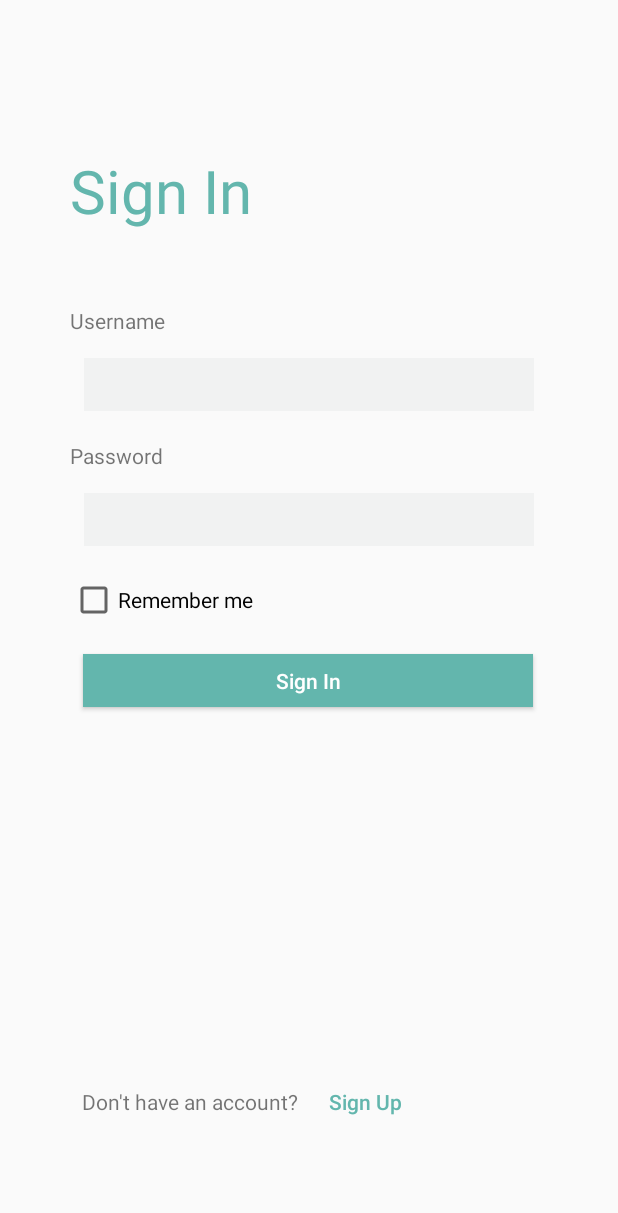
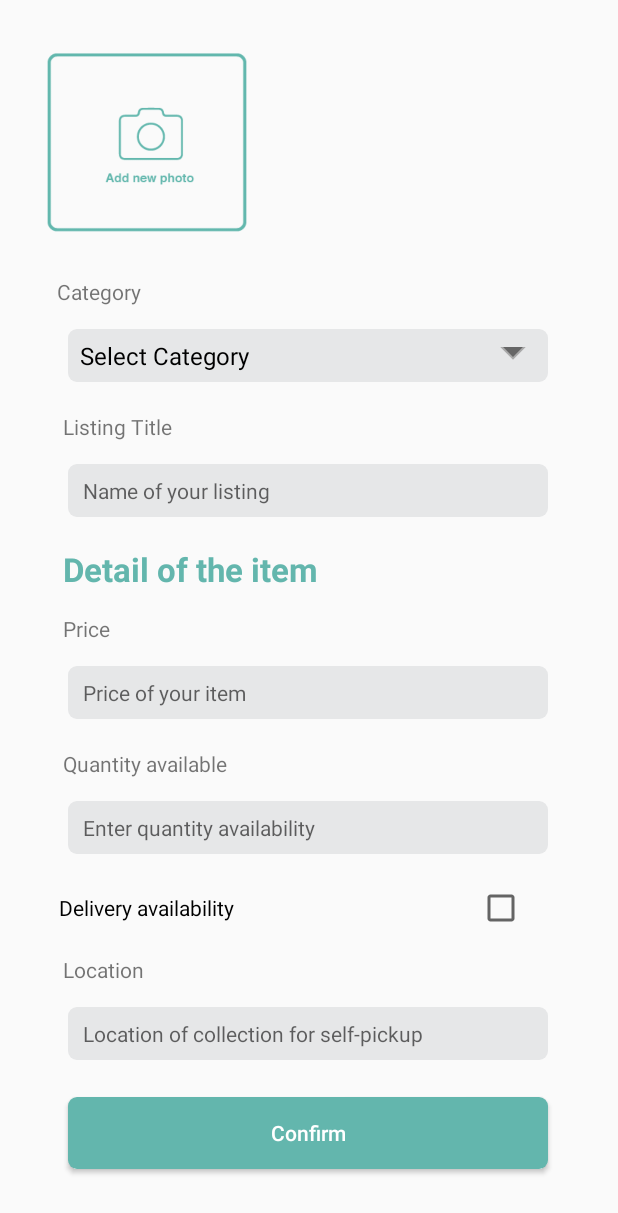
Before and after one commit to zqpang001/MTD319_ECA, an Android app: the screen it shows after launch (SignInActivity before the commit, AddNewHostActivity_Task after it), on a phone screen of 412 x 824 dp. Shown: the top 1213 px of the screen. Run offline under Robolectric (Android 15) with nearby library versions, the phone set to English and light mode, and no system bars; libraries missing offline, so code that uses them is left out: com.karumi.dexter; pictures from the network do not load.

Commit message:
v1.6 Half completed for upload image.

```diff
--- a/app/build.gradle
+++ b/app/build.gradle
@@ -41,6 +41,7 @@ dependencies {
     testImplementation 'junit:junit:4.13.2'
     androidTestImplementation 'androidx.test.ext:junit:1.1.3'
     androidTestImplementation 'androidx.test.espresso:espresso-core:3.4.0'
+    implementation 'com.karumi:dexter:6.2.3'
     implementation 'de.hdodenhof:circleimageview:3.1.0'
     implementation 'com.tbuonomo:dotsindicator:4.3'
     implementation 'com.google.code.gson:gson:2.8.6'
--- /dev/null
+++ b/app/src/main/java/com/example/mtd319_tma02/AddNewHostActivity_Task.java
@@ -0,0 +1,163 @@
+package com.example.mtd319_tma02;
+
+import androidx.annotation.Nullable;
+import androidx.appcompat.app.AlertDialog;
+import androidx.appcompat.app.AppCompatActivity;
+
+import android.Manifest;
+import android.content.DialogInterface;
+import android.content.Intent;
+import android.graphics.Bitmap;
+import android.graphics.BitmapFactory;
+import android.net.Uri;
+import android.os.Bundle;
+import android.provider.MediaStore;
+import android.util.Base64;
+import android.view.View;
+import android.widget.AdapterView;
+import android.widget.ArrayAdapter;
+import android.widget.Button;
+import android.widget.CheckBox;
+import android.widget.EditText;
+import android.widget.ImageView;
+import android.widget.Spinner;
+import android.widget.Toast;
+
+import com.karumi.dexter.Dexter;
+import com.karumi.dexter.PermissionToken;
+import com.karumi.dexter.listener.PermissionDeniedResponse;
+import com.karumi.dexter.listener.PermissionGrantedResponse;
+import com.karumi.dexter.listener.PermissionRequest;
+import com.karumi.dexter.listener.single.PermissionListener;
+
+import java.io.ByteArrayOutputStream;
+import java.io.InputStream;
+
+public class AddNewHostActivity_Task extends AppCompatActivity implements AdapterView.OnItemSelectedListener {
+    ImageView imgMain;
+
+    Spinner categorySpinner;
+    ImageView addNewPhoto;
+    EditText listingTitleField;
+    EditText priceTextField;
+    EditText quantityAvailableTextField;
+    CheckBox deliveryCheckBox;
+    EditText locationTextField;
+    Button confirmButton;
+    Bitmap photo;
+    Bitmap bitmap;
+    String encodeImageString;
+    private final int GALLERY_REQ_CODE=1000;
+
+    private static final int CAMERA_REQUEST=1888;
+
+
+    @Override
+    protected void onCreate(Bundle savedInstanceState) {
+        super.onCreate(savedInstanceState);
+        setContentView(R.layout.activity_add_new_host_task);
+
+
+        categorySpinner = findViewById(R.id.categorySpinnerField);
+        addNewPhoto = findViewById(R.id.addNewPhoto);
+        listingTitleField = findViewById(R.id.listingTitleField);
+        priceTextField = findViewById(R.id.priceTextField);
+        quantityAvailableTextField = findViewById(R.id.quantityAvailableTextField);
+        deliveryCheckBox = findViewById(R.id.deliveryCheckBox);
+        locationTextField = findViewById(R.id.locationTextField);
+        confirmButton = findViewById(R.id.confirmButton);
+
+        imgMain=findViewById(R.id.testImage);
+//
+        ArrayAdapter<CharSequence> adapter = ArrayAdapter.createFromResource(this,R.array.category, android.R.layout.simple_spinner_dropdown_item);
+        adapter.setDropDownViewResource(android.R.layout.simple_spinner_dropdown_item);
+        categorySpinner.setAdapter(adapter);
+
+        categorySpinner.setOnItemSelectedListener(this);
+
+//            addNewPhoto.setOnClickListener(new View.OnClickListener() {
+//                @Override
+//                public void onClick(View view) {
+//                    Dexter.withActivity(AddNewHostActivity_Task.this)
+//                            .withPermission(Manifest.permission.READ_EXTERNAL_STORAGE)
+//                            .withListener(new PermissionListener() {
+//                                @Override
+//                                public void onPermissionGranted(PermissionGrantedResponse permissionGrantedResponse) {
+//                                    Intent intent = new Intent(Intent.ACTION_PICK);
+//                                    intent.setType("images/*");
+//                                    startActivityForResult(Intent.createChooser(intent,"Browse Image"),1);
+//                                }
+//
+//                                @Override
+//                                public void onPermissionDenied(PermissionDeniedResponse permissionDeniedResponse) {
+//
+//                                }
+//
+//                                @Override
+//                                public void onPermissionRationaleShouldBeShown(PermissionRequest permissionRequest, PermissionToken permissionToken) {
+//
+//                                }
+//                            }).check();
+//                }
+//            });
+            addNewPhoto.setOnClickListener(new View.OnClickListener() {
+                @Override
+                public void onClick(View view) {
+                    Intent iGallery = new Intent(Intent.ACTION_PICK);
+                    iGallery.setData(MediaStore.Images.Media.EXTERNAL_CONTENT_URI);
+                    startActivityForResult(iGallery,GALLERY_REQ_CODE);
+                }
+            });
+
+
+    }
+
+
+    @Override
+    public void onItemSelected(AdapterView<?> adapterView, View view, int i, long l) {
+        if(adapterView.getItemAtPosition(i).equals("Select Category")){
+            // do nothing
+        }else{
+
+            String choice = adapterView.getItemAtPosition(i).toString();
+            Toast.makeText(getApplicationContext(),choice,Toast.LENGTH_SHORT).show();
+        }
+
+    }
+
+    @Override
+    public void onNothingSelected(AdapterView<?> adapterView) {
+
+    }
+
+//    public void addNewPhoto(View view) {
+//        Intent cameraIntent = new Intent(MediaStore.ACTION_IMAGE_CAPTURE);
+//        startActivityForResult(cameraIntent,CAMERA_REQUEST);
+//    }
+
+
+    @Override
+    protected void onActivityResult(int requestCode, int resultCode, @Nullable Intent data) {
+        super.onActivityResult(requestCode, resultCode, data);
+        if (requestCode==GALLERY_REQ_CODE && resultCode==RESULT_OK){
+            imgMain.setImageURI(data.getData());
+            Uri filepath=data.getData();
+//            try {
+//                InputStream inputStream=getContentResolver().openInputStream(filepath);
+//                bitmap= BitmapFactory.decodeStream(inputStream);
+////                imgMain.setImageBitmap(bitmap);
+//                encodeBitmapImage(bitmap);
+//            }catch (Exception ex){
+//
+//            }
+        }
+    }
+
+    private void encodeBitmapImage(Bitmap bitmap) {
+        ByteArrayOutputStream byteArrayOutputStream=new ByteArrayOutputStream();
+        bitmap.compress(Bitmap.CompressFormat.JPEG,100,byteArrayOutputStream);
+        byte[] bytesofimage=byteArrayOutputStream.toByteArray();
+        encodeImageString=android.util.Base64.encodeToString(bytesofimage, Base64.DEFAULT);
+
+    }
+}
--- /dev/null
+++ b/app/src/main/java/com/example/mtd319_tma02/ListingItem.java
@@ -0,0 +1,23 @@
+package com.example.mtd319_tma02;
+
+import android.graphics.Bitmap;
+
+public class ListingItem {
+    public String category;
+    public String listingTitle;
+    public String price;
+    public String quantity;
+    public String location;
+    public String deliveryAvailability;
+    public Bitmap image;
+
+    public ListingItem(String category, String listingTitle, String price, String quantity, String location, String deliveryAvailability, Bitmap image){
+        this.category=category;
+        this.listingTitle=listingTitle;
+        this.price=price;
+        this.quantity=quantity;
+        this.location=location;
+        this.deliveryAvailability=deliveryAvailability;
+        this.image=image;
+    }
+}
--- /dev/null
+++ b/app/src/main/res/drawable/confirmbutton_bg.xml
@@ -0,0 +1,9 @@
+<?xml version="1.0" encoding="utf-8"?>
+<selector xmlns:android="http://schemas.android.com/apk/res/android">
+    <item>
+        <shape android:shape="rectangle">
+            <solid android:color="@color/teal_600"/>
+            <corners android:radius="6dp" />
+        </shape>
+    </item>
+</selector>
--- /dev/null
+++ b/app/src/main/res/drawable/spinner_bg.xml
@@ -0,0 +1,28 @@
+<?xml version="1.0" encoding="utf-8"?>
+<layer-list xmlns:android="http://schemas.android.com/apk/res/android">
+    <item>
+        <shape android:shape="rectangle">
+            <solid android:color="@color/grey_1"/>
+            <corners android:radius="6dp" />
+        </shape>
+    </item>
+    <item android:gravity="center_vertical|right" android:right="8dp">
+        <layer-list>
+            <item android:width="12dp" android:height="12dp" android:gravity="center" android:bottom="10dp">
+                <rotate
+                    android:fromDegrees="45"
+                    android:toDegrees="45">
+                    <shape android:shape="rectangle">
+                        <solid android:color="#666666" />
+                        <stroke android:color="#aaaaaa" android:width="1dp"/>
+                    </shape>
+                </rotate>
+            </item>
+            <item android:width="30dp" android:height="10dp" android:bottom="21dp" android:gravity="center">
+                <shape android:shape="rectangle">
+                    <solid android:color="@color/grey_1"/>
+                </shape>
+            </item>
+        </layer-list>
+    </item>
+</layer-list>
--- /dev/null
+++ b/app/src/main/res/drawable/textfield_bg.xml
@@ -0,0 +1,9 @@
+<?xml version="1.0" encoding="utf-8"?>
+<selector xmlns:android="http://schemas.android.com/apk/res/android">
+    <item>
+        <shape android:shape="rectangle">
+            <solid android:color="@color/grey_1"/>
+            <corners android:radius="6dp" />
+        </shape>
+    </item>
+</selector>
--- /dev/null
+++ b/app/src/main/res/layout/activity_add_new_host_task.xml
@@ -0,0 +1,191 @@
+<?xml version="1.0" encoding="utf-8"?>
+<androidx.constraintlayout.widget.ConstraintLayout xmlns:android="http://schemas.android.com/apk/res/android"
+    xmlns:app="http://schemas.android.com/apk/res-auto"
+    xmlns:tools="http://schemas.android.com/tools"
+    android:layout_width="match_parent"
+    android:layout_height="match_parent"
+    tools:context=".AddNewHostActivity_Task">
+
+    <ImageView
+        android:id="@+id/addNewPhoto"
+        android:layout_width="145dp"
+        android:layout_height="139dp"
+        android:layout_marginStart="25dp"
+        android:layout_marginTop="25dp"
+        android:onClick="addNewPhoto"
+        app:layout_constraintStart_toStartOf="parent"
+        app:layout_constraintTop_toTopOf="parent"
+        app:srcCompat="@drawable/addnewphoto" />
+
+    <TextView
+        android:id="@+id/category"
+        android:layout_width="wrap_content"
+        android:layout_height="wrap_content"
+        android:layout_marginStart="38dp"
+        android:layout_marginTop="20dp"
+        android:text="Category"
+        app:layout_constraintStart_toStartOf="parent"
+        app:layout_constraintTop_toBottomOf="@+id/addNewPhoto"
+        app:layout_constraintVertical_bias="0.164" />
+
+    <Spinner
+        android:id="@+id/categorySpinnerField"
+        android:layout_width="320dp"
+        android:layout_height="35dp"
+        android:layout_marginTop="15dp"
+        android:entries="@array/category"
+        android:inputType="textPersonName"
+        android:background="@drawable/spinner_bg"
+        app:layout_constraintEnd_toEndOf="parent"
+        app:layout_constraintHorizontal_bias="0.495"
+        app:layout_constraintStart_toStartOf="parent"
+        app:layout_constraintTop_toBottomOf="@+id/category" />
+
+    <TextView
+        android:id="@+id/listingTitle"
+        android:layout_width="wrap_content"
+        android:layout_height="wrap_content"
+        android:layout_marginStart="4dp"
+        android:layout_marginTop="20dp"
+        android:text="Listing Title"
+        app:layout_constraintStart_toStartOf="@+id/category"
+        app:layout_constraintTop_toBottomOf="@+id/categorySpinnerField" />
+
+    <EditText
+        android:id="@+id/listingTitleField"
+        android:layout_width="320dp"
+        android:layout_height="35dp"
+        android:layout_marginTop="15dp"
+        android:inputType="textPersonName"
+        android:background="@drawable/textfield_bg"
+        android:hint="Name of your listing"
+        android:paddingLeft="10dp"
+        android:textSize="14dp"
+        app:layout_constraintEnd_toEndOf="parent"
+        app:layout_constraintHorizontal_bias="0.495"
+        app:layout_constraintStart_toStartOf="parent"
+        app:layout_constraintTop_toBottomOf="@+id/listingTitle" />
+
+    <TextView
+        android:id="@+id/detailOfItem"
+        android:layout_width="wrap_content"
+        android:layout_height="wrap_content"
+        android:layout_marginTop="20dp"
+        android:text="Detail of the item"
+        android:textSize="22dp"
+        android:textColor="@color/teal_600"
+        android:textStyle="bold"
+        app:layout_constraintStart_toStartOf="@+id/listingTitle"
+        app:layout_constraintTop_toBottomOf="@+id/listingTitleField" />
+
+    <TextView
+        android:id="@+id/price"
+        android:layout_width="wrap_content"
+        android:layout_height="wrap_content"
+        android:layout_marginTop="15dp"
+        android:text="Price"
+        app:layout_constraintStart_toStartOf="@+id/listingTitle"
+        app:layout_constraintTop_toBottomOf="@+id/detailOfItem" />
+
+    <EditText
+        android:id="@+id/priceTextField"
+        android:layout_width="320dp"
+        android:layout_height="35dp"
+        android:layout_marginTop="15dp"
+        android:background="@drawable/textfield_bg"
+        android:hint="Price of your item"
+        android:inputType="textPersonName"
+        android:paddingLeft="10dp"
+        android:textSize="14dp"
+        app:layout_constraintEnd_toEndOf="parent"
+        app:layout_constraintHorizontal_bias="0.494"
+        app:layout_constraintStart_toStartOf="parent"
+        app:layout_constraintTop_toBottomOf="@+id/price" />
+
+    <TextView
+        android:id="@+id/quantityAvailable"
+        android:layout_width="wrap_content"
+        android:layout_height="wrap_content"
+        android:layout_marginTop="20dp"
+        android:text="Quantity available"
+        app:layout_constraintStart_toStartOf="@+id/price"
+        app:layout_constraintTop_toBottomOf="@+id/priceTextField" />
+
+    <EditText
+        android:id="@+id/quantityAvailableTextField"
+        android:layout_width="320dp"
+        android:layout_height="35dp"
+        android:layout_marginTop="15dp"
+        android:background="@drawable/textfield_bg"
+        android:hint="Enter quantity availability"
+        android:inputType="textPersonName"
+        android:paddingLeft="10dp"
+        android:textSize="14dp"
+        app:layout_constraintEnd_toEndOf="parent"
+        app:layout_constraintHorizontal_bias="0.494"
+        app:layout_constraintStart_toStartOf="parent"
+        app:layout_constraintTop_toBottomOf="@+id/quantityAvailable" />
+
+    <CheckBox
+        android:id="@+id/deliveryCheckBox"
+        android:layout_width="wrap_content"
+        android:layout_height="wrap_content"
+        android:layout_marginStart="40dp"
+        android:layout_marginTop="20dp"
+        android:drawableLeft="@android:color/transparent"
+        android:layoutDirection="rtl"
+        android:paddingRight="162dp"
+        android:text="Delivery availability"
+        app:layout_constraintStart_toStartOf="parent"
+        app:layout_constraintTop_toBottomOf="@+id/quantityAvailableTextField" />
+
+    <TextView
+        android:id="@+id/location"
+        android:layout_width="wrap_content"
+        android:layout_height="wrap_content"
+        android:layout_marginTop="15dp"
+        android:text="Location"
+        app:layout_constraintStart_toStartOf="@+id/quantityAvailable"
+        app:layout_constraintTop_toBottomOf="@+id/deliveryCheckBox" />
+
+    <EditText
+        android:id="@+id/locationTextField"
+        android:layout_width="320dp"
+        android:layout_height="35dp"
+        android:layout_marginTop="15dp"
+        android:background="@drawable/textfield_bg"
+        android:hint="Location of collection for self-pickup"
+        android:inputType="textPersonName"
+        android:paddingLeft="10dp"
+        android:textSize="14dp"
+        app:layout_constraintEnd_toEndOf="parent"
+        app:layout_constraintHorizontal_bias="0.494"
+        app:layout_constraintStart_toStartOf="parent"
+        app:layout_constraintTop_toBottomOf="@+id/location" />
+
+    <Button
+        android:id="@+id/confirmButton"
+        android:layout_width="320dp"
+        android:layout_height="wrap_content"
+        android:layout_marginBottom="40dp"
+        android:background="@drawable/confirmbutton_bg"
+        android:text="Confirm"
+        android:textAllCaps="false"
+        android:textColor="@color/white"
+        app:layout_constraintBottom_toBottomOf="parent"
+        android:layout_marginTop="20dp"
+        app:layout_constraintStart_toStartOf="@+id/locationTextField"
+        app:layout_constraintTop_toBottomOf="@+id/locationTextField" />
+
+    <ImageView
+        android:id="@+id/testImage"
+        android:layout_width="78dp"
+        android:layout_height="82dp"
+        android:layout_marginStart="16dp"
+        android:layout_marginTop="8dp"
+        app:layout_constraintStart_toEndOf="@+id/addNewPhoto"
+        app:layout_constraintTop_toTopOf="@+id/addNewPhoto"
+        tools:srcCompat="@tools:sample/avatars" />
+
+
+</androidx.constraintlayout.widget.ConstraintLayout>
--- a/app/src/main/res/values/strings.xml
+++ b/app/src/main/res/values/strings.xml
@@ -9,4 +9,9 @@
 
     <string name="hello_first_fragment">Hello first fragment</string>
     <string name="hello_second_fragment">Hello second fragment. Arg: %1$s</string>
+    <string-array name="category">
+        <item>Select Category</item>
+        <item>Lifestyle</item>
+        <item>Electronic</item>
+    </string-array>
 </resources>
```
Also changed, not shown: app/src/main/AndroidManifest.xml (+15 -7 lines), app/src/main/res/drawable/addnewphoto.png (added).
